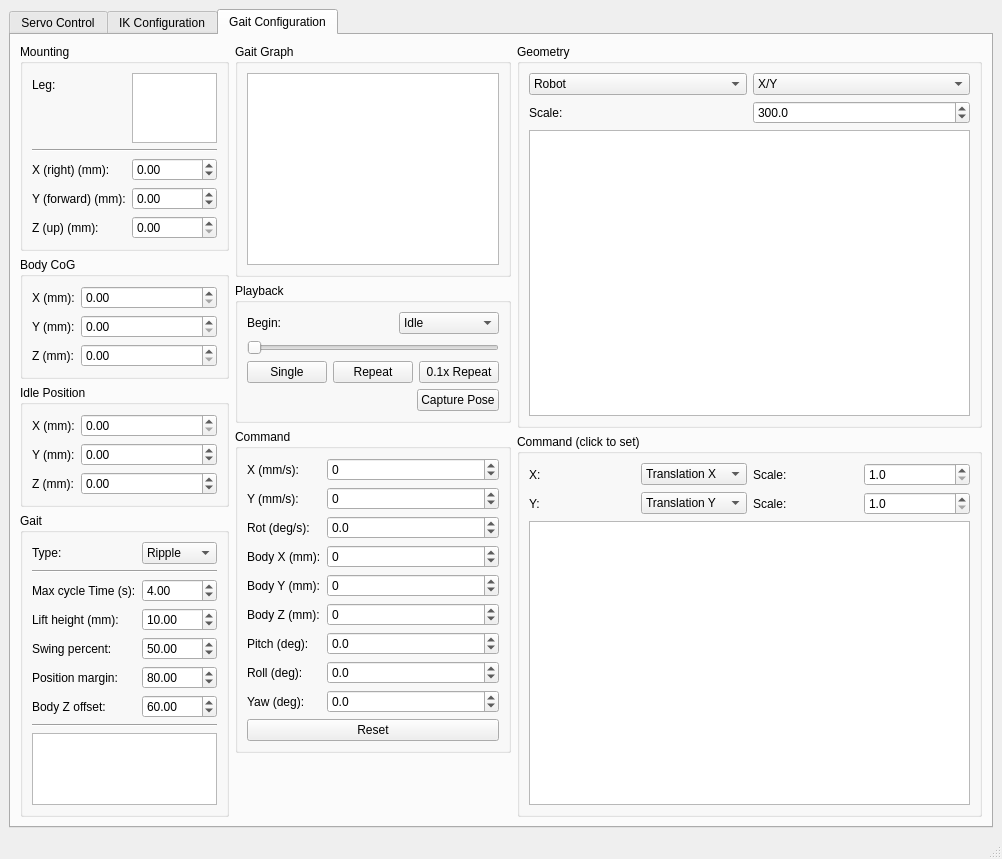
Above: mtool_main_window.ui from mjbots/mjmech before the change. Below: the same form after it.
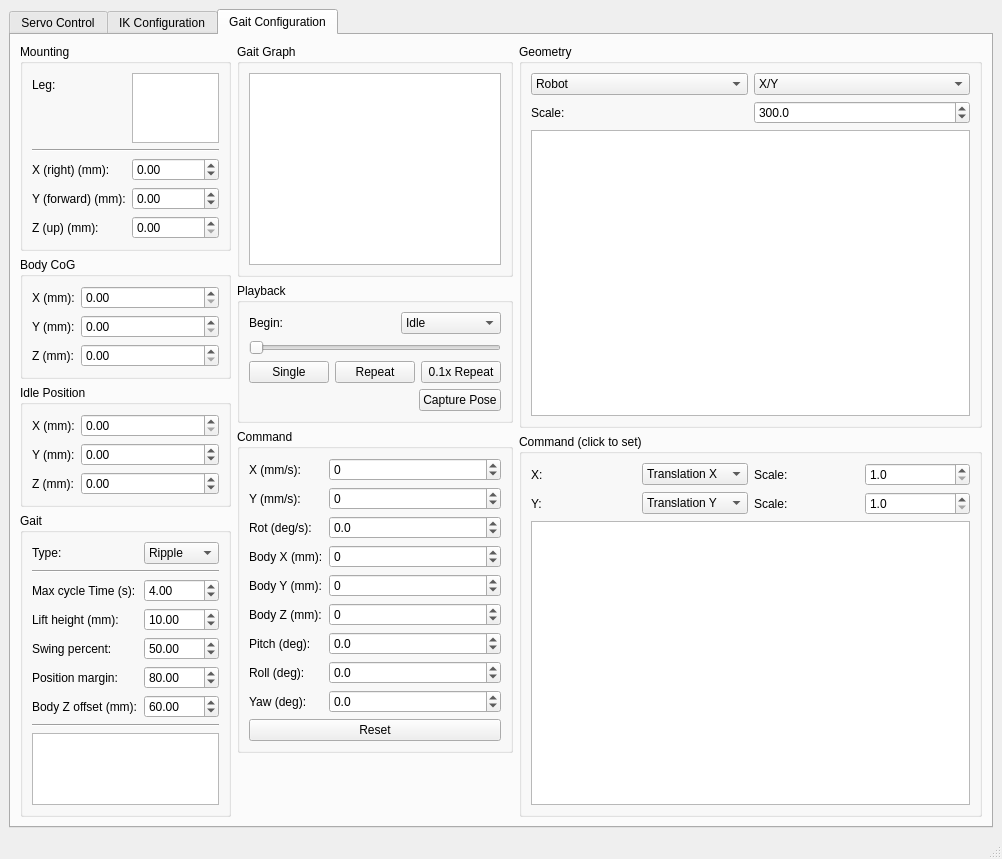
That is the form after the change. The open tabs and pages were chosen to show the change.

What changed in the file:
```diff
--- a/mtool_main_window.ui
+++ b/mtool_main_window.ui
@@ -1165,7 +1165,7 @@
              <item row="6" column="0">
               <widget class="QLabel" name="label">
                <property name="text">
-                <string>Body Z offset:</string>
+                <string>Body Z offset (mm):</string>
                </property>
               </widget>
              </item>
```
